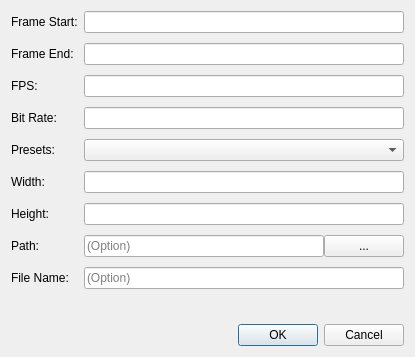
Qt form ui/zenoedit/dialog/zrecorddlg.ui (zenustech/zeno) before a commit.
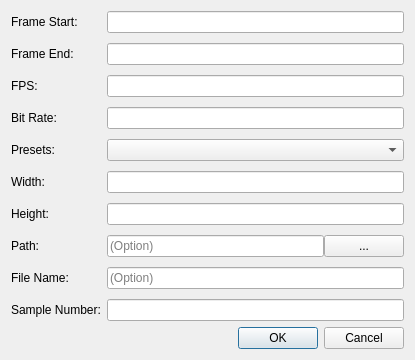
The same form after that commit.

The edit to the form file:
```diff
--- a/ui/zenoedit/dialog/zrecorddlg.ui
+++ b/ui/zenoedit/dialog/zrecorddlg.ui
@@ -98,6 +98,16 @@
        </property>
       </widget>
      </item>
+     <item row="9" column="0">
+      <widget class="QLabel" name="label">
+       <property name="text">
+        <string>Sample Number:</string>
+       </property>
+      </widget>
+     </item>
+     <item row="9" column="1">
+      <widget class="QLineEdit" name="sampleNumber"/>
+     </item>
      <item row="6" column="1">
       <widget class="QLineEdit" name="lineHeight"/>
      </item>
```
